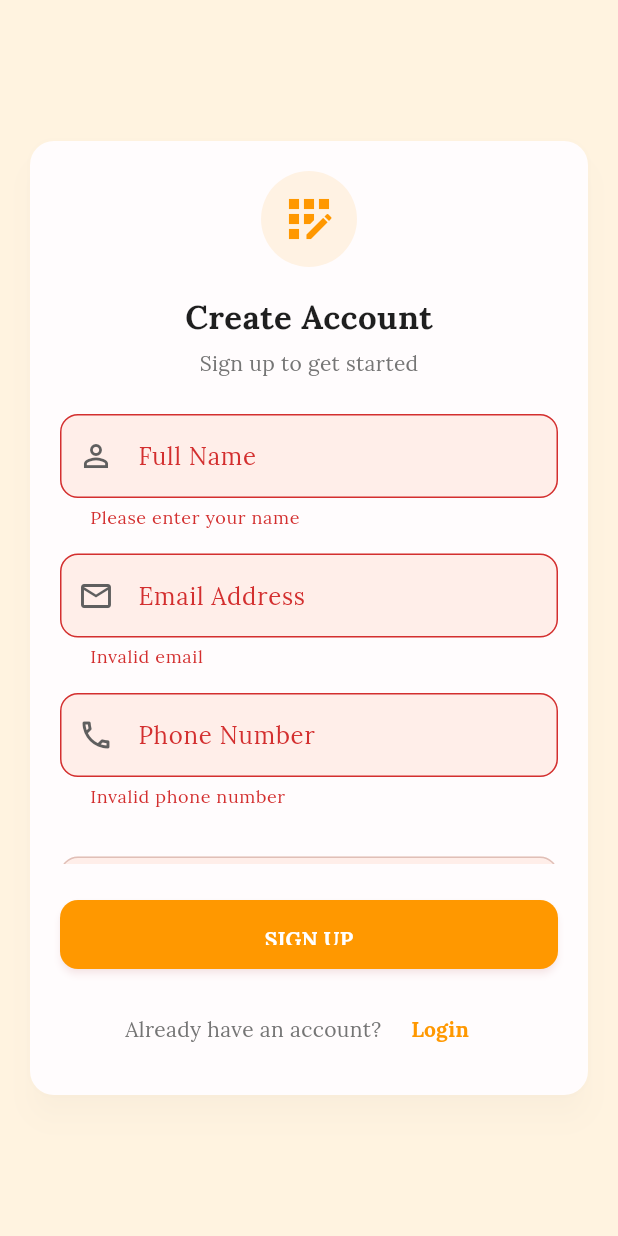
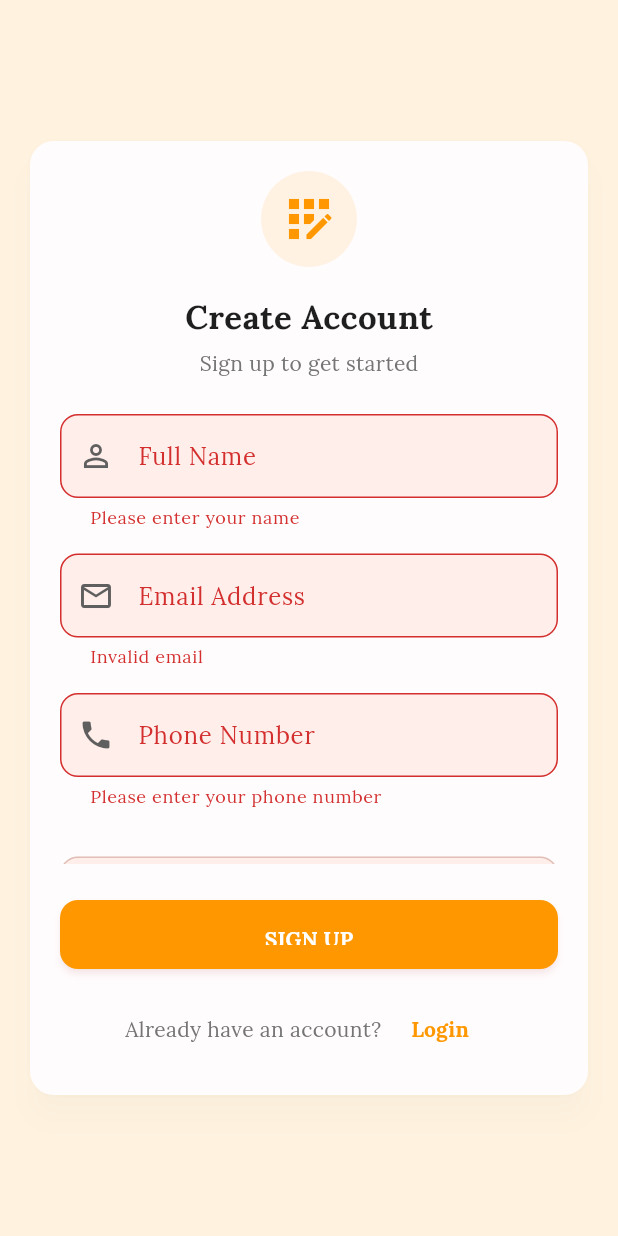
Before and after one commit to ashirwad5555/miniBooks, a Flutter app: the screen it shows after launch, after a tap on "LOGIN", after a tap on "Sign Up", after a tap on "SIGN UP", on a phone screen of 412 x 824 dp. Run offline on Flutter 3.47's test engine with Material 3 defaults, Android fonts, the phone set to English and light mode, and no system bars; our stand-ins replace flutter_riverpod, fluttertoast, google_fonts, google_mobile_ads, image_picker, in_app_purchase and 4 more; missing offline and left inert: fluid_bottom_nav_bar, flutter_upi_india, in_app_purchase_android, in_app_purchase_storekit, pay, razorpay_flutter.

Commit message:
phone no.10 digit limited

```diff
--- a/lib/Screens/Auth/simple_auth_screen.dart
+++ b/lib/Screens/Auth/simple_auth_screen.dart
@@ -431,21 +431,35 @@ class _SimpleAuthScreenState extends ConsumerState<SimpleAuthScreen>
                                     controller: _phoneController,
                                     decoration: InputDecoration(
                                       labelText: 'Phone Number',
-                                      prefixIcon:
-                                          const Icon(Icons.phone_outlined),
+                                      hintText: '+91XXXXXXXXXX',
+                                      prefixIcon: const Icon(Icons.phone),
                                       border: OutlineInputBorder(
-                                        borderRadius: BorderRadius.circular(10),
+                                        borderRadius:
+                                            BorderRadius.circular(10.0),
                                       ),
                                     ),
                                     keyboardType: TextInputType.phone,
                                     validator: (value) {
-                                      if (!isLogin &&
-                                          (value == null ||
-                                              value.length < 10)) {
-                                        return 'Invalid phone number';
+                                      if (value == null || value.isEmpty) {
+                                        return 'Please enter your phone number';
+                                      }
+                                      // Regex pattern for country code + 10 digits
+                                      // Allows formats like: +911234567890 or +1234567890
+                                      final RegExp phoneRegex =
+                                          RegExp(r'^\+\d{1,3}\d{10}$');
+                                      if (!phoneRegex.hasMatch(value)) {
+                                        return 'Please enter a valid phone number with country code (+XX) followed by 10 digits';
                                       }
                                       return null;
                                     },
+                                    // Add input formatting to restrict input length and format
+                                    inputFormatters: [
+                                      // Allow only + and digits
+                                      FilteringTextInputFormatter.allow(
+                                          RegExp(r'[\+\d]')),
+                                      // Limit total length to 13 characters (+ and up to 12 digits)
+                                      LengthLimitingTextInputFormatter(13),
+                                    ],
                                   ),
                                 if (!isLogin) const SizedBox(height: 16),
 
```
